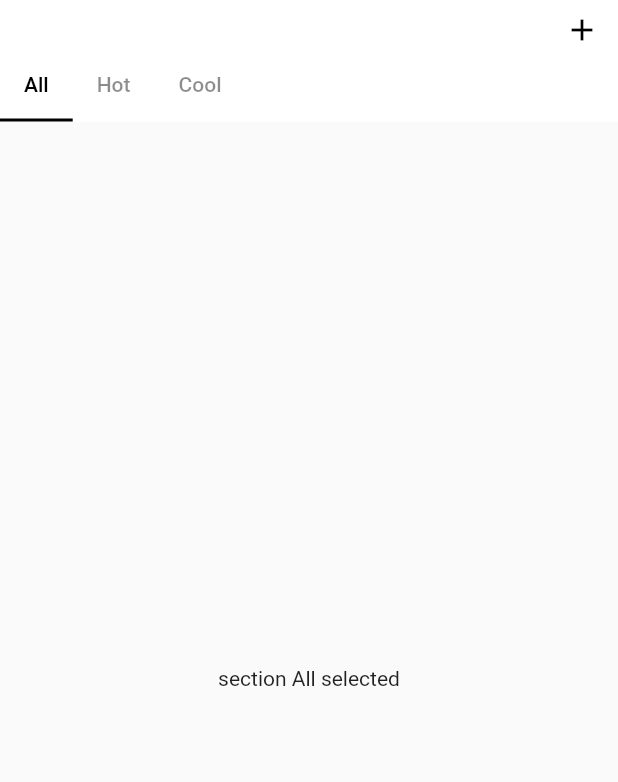
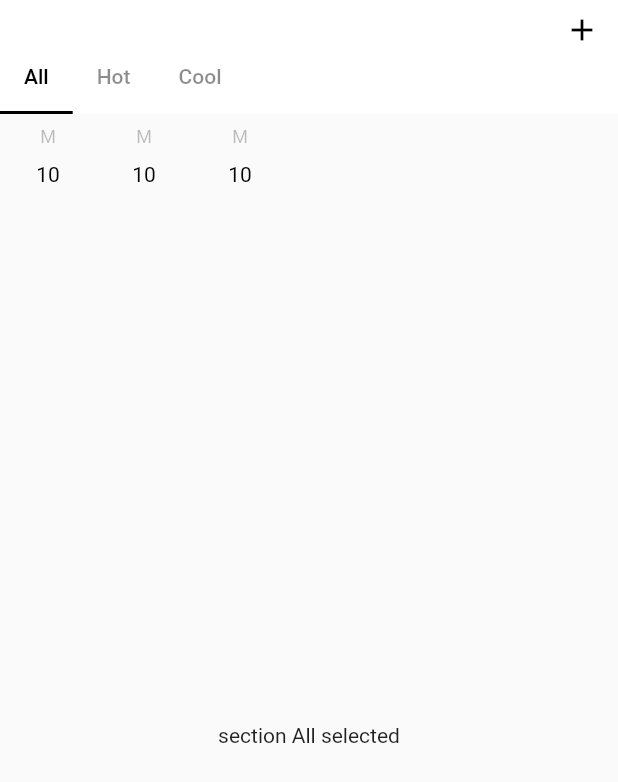
Before and after one commit to BAH-2020/preps, a Flutter app: the screen it shows after launch, on a phone screen of 412 x 824 dp. Shown: the top 782 px of the screen. Run offline on Flutter 3.47's test engine with Material 2 defaults, Android fonts, the phone set to English and light mode, and no system bars.

Commit message:
Display selected section content with a datePicker

```diff
--- a/lib/main.dart
+++ b/lib/main.dart
@@ -48,7 +48,7 @@ class HomeScreen extends StatelessWidget {
                   onPressed: () {})
             ],
             bottom: PreferredSize(
-              preferredSize: Size.fromHeight(25),
+              preferredSize: Size.fromHeight(20),
               child: Align(
                   alignment: Alignment.centerLeft,
                   child: TabBar(
@@ -60,21 +60,24 @@ class HomeScreen extends StatelessWidget {
                         return Tab(text: section.title);
                       }).toList())),
             )),
-        body: TabBarView(
-          children: [
-            Tab(text: 'section All selected'),
-            Tab(text: 'section Hot selected'),
-            Tab(text: 'section Cool selected'),
-          ],
+        body: Column(
+          children: [DatePicker(), Expanded(child: SectionContent())],
         ),
-        // body: SingleChildScrollView(
-        //       child: Column(
-        //         children: [
-        //           DatePicker(),
-        //         ],
-        //       ),
-        //     ),
       ),
+    ));
+  }
+}
+
+class SectionContent extends StatelessWidget {
+  @override
+  Widget build(BuildContext context) {
+    return Container(
+        child: TabBarView(
+      children: [
+        Tab(text: 'section All selected'),
+        Tab(text: 'section Hot selected'),
+        Tab(text: 'section Cool selected'),
+      ],
     ));
   }
 }
```
